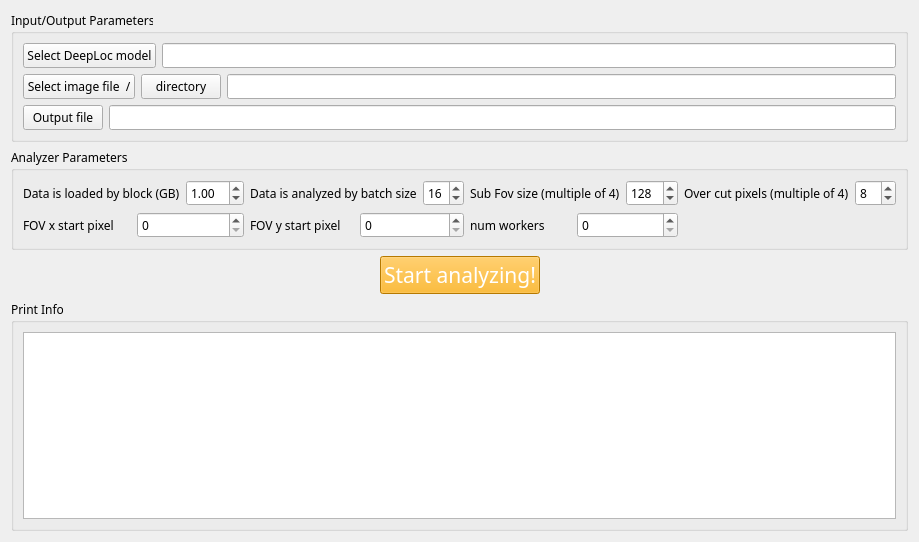
Before: the Qt Designer form ailoc/deeploc/ui_files/ui_deeploc_analyzer.ui in fffffsssss/AI4Loc, drawn with Qt 5.
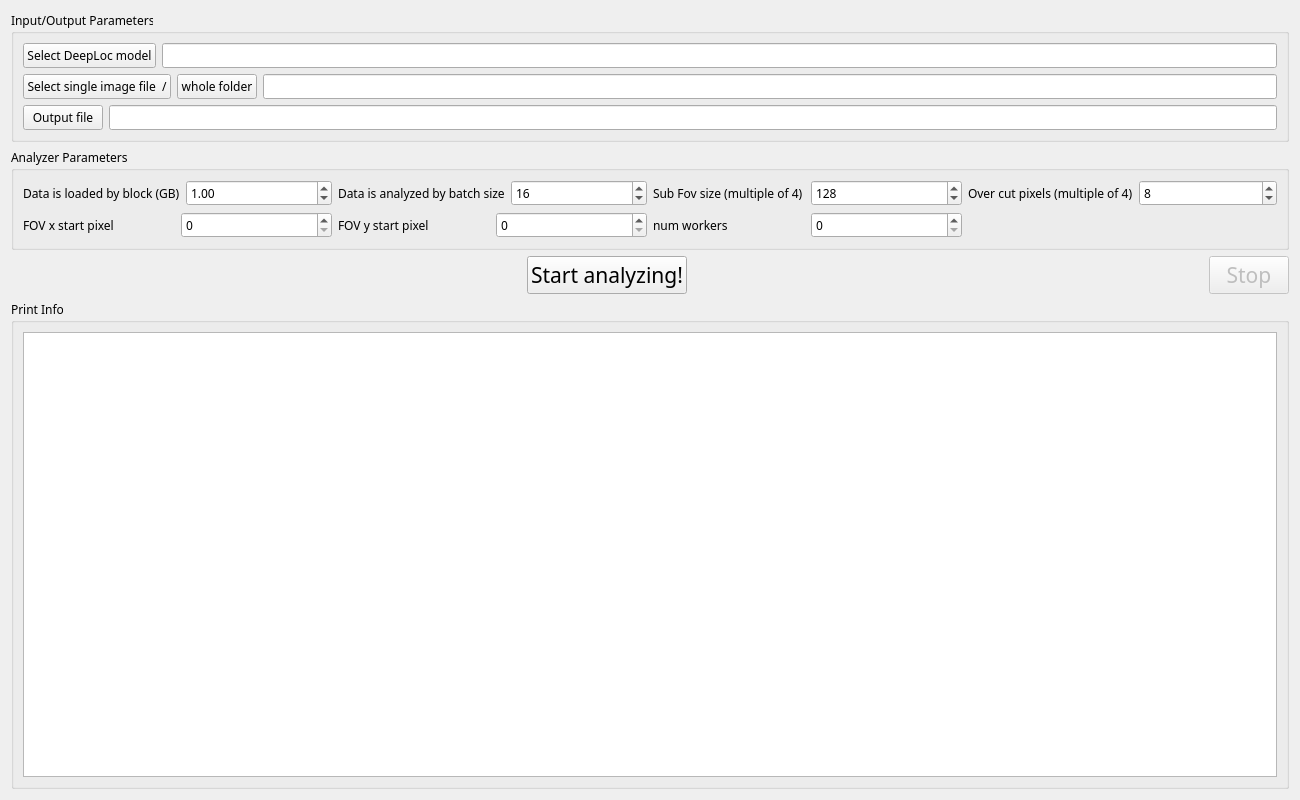
After: the same form once the commit is applied.

```diff
--- a/ailoc/deeploc/ui_files/ui_deeploc_analyzer.ui
+++ b/ailoc/deeploc/ui_files/ui_deeploc_analyzer.ui
@@ -6,8 +6,8 @@
    <rect>
     <x>0</x>
     <y>0</y>
-    <width>919</width>
-    <height>542</height>
+    <width>1300</width>
+    <height>800</height>
    </rect>
   </property>
   <property name="windowTitle">
@@ -54,7 +54,7 @@
            </font>
           </property>
           <property name="text">
-           <string>Select image file  /</string>
+           <string>Select single image file  /</string>
           </property>
          </widget>
         </item>
@@ -66,7 +66,7 @@
            </font>
           </property>
           <property name="text">
-           <string>directory</string>
+           <string>whole folder</string>
           </property>
          </widget>
         </item>
@@ -294,8 +294,7 @@
         </font>
        </property>
        <property name="styleSheet">
-        <string notr="true">color: rgb(255, 255, 255);
-background-color: rgb(255, 170, 0);</string>
+        <string notr="true"/>
        </property>
        <property name="text">
         <string>Start analyzing!</string>
@@ -315,6 +314,22 @@
        </property>
       </spacer>
      </item>
+     <item>
+      <widget class="QPushButton" name="stop_anlz_bt">
+       <property name="enabled">
+        <bool>false</bool>
+       </property>
+       <property name="font">
+        <font>
+         <family>Arial Rounded MT Bold</family>
+         <pointsize>16</pointsize>
+        </font>
+       </property>
+       <property name="text">
+        <string>Stop</string>
+       </property>
+      </widget>
+     </item>
     </layout>
    </item>
    <item>
@@ -329,7 +344,20 @@
      </property>
      <layout class="QHBoxLayout" name="horizontalLayout_13">
       <item>
-       <widget class="QTextBrowser" name="print_info_tb"/>
+       <widget class="QTextBrowser" name="print_info_tb">
+        <property name="font">
+         <font>
+          <family>Arial</family>
+          <pointsize>9</pointsize>
+         </font>
+        </property>
+        <property name="mouseTracking">
+         <bool>true</bool>
+        </property>
+        <property name="acceptDrops">
+         <bool>true</bool>
+        </property>
+       </widget>
       </item>
      </layout>
     </widget>
```
